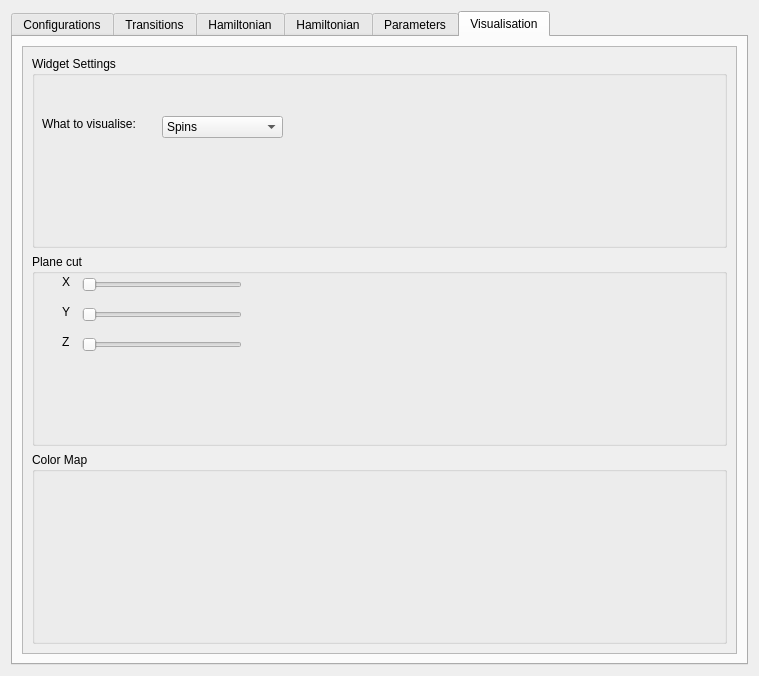
Old version of the form ui-qt/ui/SettingsWidget.ui in the repository spirit-code/spirit.
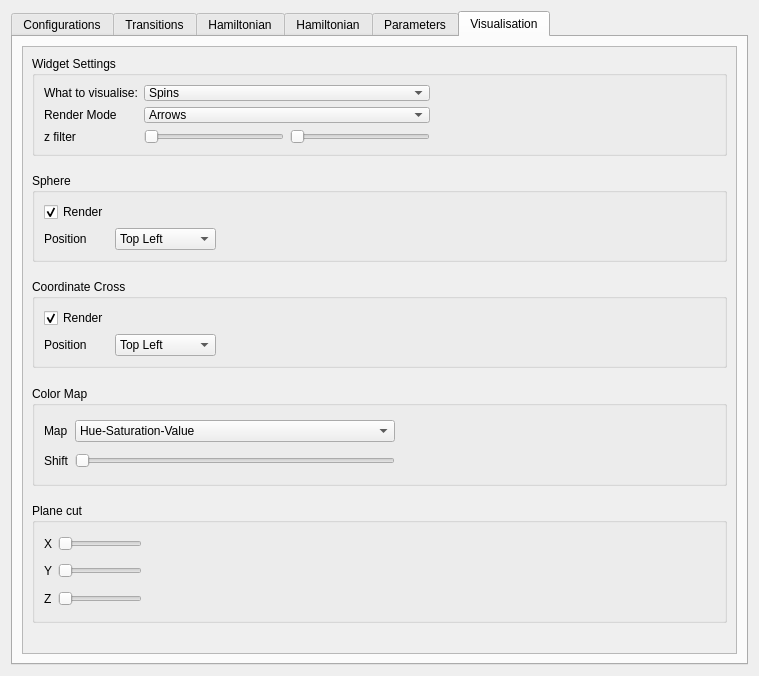
New version of the form. The open tabs and pages were chosen to show the change.

Commit message: Added daniel-master-thesis-isotropic.cfg. ui-qt: skyrmion is now set relative to system center and added setters for anisotropic hamiltonian (not yet connected). added setters for visualisation (not yet connected). Fix Exchange setter not being connected. Fix SPC Setter not properly catching unnormalisable vector (0,0,0).

Patch:
```diff
--- a/ui-qt/ui/SettingsWidget.ui
+++ b/ui-qt/ui/SettingsWidget.ui
@@ -2505,8 +2505,8 @@
            <rect>
             <x>0</x>
             <y>0</y>
-            <width>707</width>
-            <height>601</height>
+            <width>715</width>
+            <height>612</height>
            </rect>
           </property>
           <layout class="QVBoxLayout" name="verticalLayout_4">
@@ -2521,49 +2521,356 @@
              <property name="title">
               <string>Widget Settings</string>
              </property>
-             <widget class="QComboBox" name="comboBox_VisualisationSource">
-              <property name="geometry">
-               <rect>
-                <x>130</x>
-                <y>60</y>
-                <width>121</width>
-                <height>22</height>
-               </rect>
-              </property>
-              <property name="currentText">
-               <string>Spins</string>
-              </property>
-              <item>
-               <property name="text">
-                <string>Spins</string>
-               </property>
+             <layout class="QGridLayout" name="gridLayout_49">
+              <item row="0" column="6">
+               <spacer name="horizontalSpacer_38">
+                <property name="orientation">
+                 <enum>Qt::Horizontal</enum>
+                </property>
+                <property name="sizeHint" stdset="0">
+                 <size>
+                  <width>40</width>
+                  <height>20</height>
+                 </size>
+                </property>
+               </spacer>
               </item>
-              <item>
-               <property name="text">
-                <string>Effective Field</string>
-               </property>
+              <item row="2" column="0">
+               <widget class="QLabel" name="label_36">
+                <property name="text">
+                 <string>z filter</string>
+                </property>
+               </widget>
               </item>
-              <item>
-               <property name="text">
-                <string>External Magnetic Field</string>
-               </property>
+              <item row="1" column="5">
+               <widget class="QComboBox" name="comboBox">
+                <item>
+                 <property name="text">
+                  <string>Arrows</string>
+                 </property>
+                </item>
+                <item>
+                 <property name="text">
+                  <string>Surface</string>
+                 </property>
+                </item>
+                <item>
+                 <property name="text">
+                  <string>Sphere</string>
+                 </property>
+                </item>
+               </widget>
               </item>
-             </widget>
-             <widget class="QLabel" name="label_22">
-              <property name="geometry">
-               <rect>
-                <x>10</x>
-                <y>60</y>
-                <width>111</width>
-                <height>16</height>
-               </rect>
-              </property>
-              <property name="text">
-               <string>What to visualise:</string>
-              </property>
-             </widget>
+              <item row="0" column="0">
+               <widget class="QLabel" name="label_22">
+                <property name="text">
+                 <string>What to visualise:</string>
+                </property>
+               </widget>
+              </item>
+              <item row="0" column="5">
+               <widget class="QComboBox" name="comboBox_VisualisationSource">
+                <property name="currentText">
+                 <string>Spins</string>
+                </property>
+                <item>
+                 <property name="text">
+                  <string>Spins</string>
+                 </property>
+                </item>
+                <item>
+                 <property name="text">
+                  <string>Effective Field</string>
+                 </property>
+                </item>
+                <item>
+                 <property name="text">
+                  <string>External Magnetic Field</string>
+                 </property>
+                </item>
+               </widget>
+              </item>
+              <item row="1" column="0">
+               <widget class="QLabel" name="label_35">
+                <property name="text">
+                 <string>Render Mode</string>
+                </property>
+               </widget>
+              </item>
+              <item row="2" column="5">
+               <layout class="QGridLayout" name="gridLayout_51">
+                <item row="0" column="0">
+                 <widget class="QSlider" name="horizontalSlider_5">
+                  <property name="orientation">
+                   <enum>Qt::Horizontal</enum>
+                  </property>
+                 </widget>
+                </item>
+                <item row="0" column="1">
+                 <widget class="QSlider" name="horizontalSlider_4">
+                  <property name="orientation">
+                   <enum>Qt::Horizontal</enum>
+                  </property>
+                 </widget>
+                </item>
+               </layout>
+              </item>
+             </layout>
             </widget>
            </item>
+           <item>
+            <spacer name="verticalSpacer_13">
+             <property name="orientation">
+              <enum>Qt::Vertical</enum>
+             </property>
+             <property name="sizeType">
+              <enum>QSizePolicy::Maximum</enum>
+             </property>
+             <property name="sizeHint" stdset="0">
+              <size>
+               <width>20</width>
+               <height>30</height>
+              </size>
+             </property>
+            </spacer>
+           </item>
+           <item>
+            <widget class="QGroupBox" name="groupBox_9">
+             <property name="title">
+              <string>Sphere</string>
+             </property>
+             <layout class="QGridLayout" name="gridLayout_55">
+              <item row="0" column="0">
+               <widget class="QCheckBox" name="checkBox_4">
+                <property name="text">
+                 <string>Render</string>
+                </property>
+                <property name="checked">
+                 <bool>true</bool>
+                </property>
+               </widget>
+              </item>
+              <item row="1" column="0">
+               <widget class="QLabel" name="label_40">
+                <property name="text">
+                 <string>Position</string>
+                </property>
+               </widget>
+              </item>
+              <item row="1" column="1">
+               <widget class="QComboBox" name="comboBox_5">
+                <item>
+                 <property name="text">
+                  <string>Top Left</string>
+                 </property>
+                </item>
+                <item>
+                 <property name="text">
+                  <string>Bottom Left</string>
+                 </property>
+                </item>
+                <item>
+                 <property name="text">
+                  <string>Top Right</string>
+                 </property>
+                </item>
+                <item>
+                 <property name="text">
+                  <string>Bottom Right</string>
+                 </property>
+                </item>
+               </widget>
+              </item>
+              <item row="1" column="2">
+               <spacer name="horizontalSpacer_41">
+                <property name="orientation">
+                 <enum>Qt::Horizontal</enum>
+                </property>
+                <property name="sizeHint" stdset="0">
+                 <size>
+                  <width>40</width>
+                  <height>20</height>
+                 </size>
+                </property>
+               </spacer>
+              </item>
+             </layout>
+            </widget>
+           </item>
+           <item>
+            <spacer name="verticalSpacer_14">
+             <property name="orientation">
+              <enum>Qt::Vertical</enum>
+             </property>
+             <property name="sizeType">
+              <enum>QSizePolicy::Maximum</enum>
+             </property>
+             <property name="sizeHint" stdset="0">
+              <size>
+               <width>20</width>
+               <height>30</height>
+              </size>
+             </property>
+            </spacer>
+           </item>
+           <item>
+            <widget class="QGroupBox" name="groupBox_10">
+             <property name="title">
+              <string>Coordinate Cross</string>
+             </property>
+             <layout class="QGridLayout" name="gridLayout_54">
+              <item row="1" column="0">
+               <widget class="QLabel" name="label_39">
+                <property name="text">
+                 <string>Position</string>
+                </property>
+               </widget>
+              </item>
+              <item row="0" column="0">
+               <widget class="QCheckBox" name="checkBox_5">
+                <property name="text">
+                 <string>Render</string>
+                </property>
+                <property name="checked">
+                 <bool>true</bool>
+                </property>
+               </widget>
+              </item>
+              <item row="1" column="1">
+               <widget class="QComboBox" name="comboBox_4">
+                <item>
+                 <property name="text">
+                  <string>Top Left</string>
+                 </property>
+                </item>
+                <item>
+                 <property name="text">
+                  <string>Bottom Left</string>
+                 </property>
+                </item>
+                <item>
+                 <property name="text">
+                  <string>Top Right</string>
+                 </property>
+                </item>
+                <item>
+                 <property name="text">
+                  <string>Bottom Right</string>
+                 </property>
+                </item>
+               </widget>
+              </item>
+              <item row="1" column="2">
+               <spacer name="horizontalSpacer_42">
+                <property name="orientation">
+                 <enum>Qt::Horizontal</enum>
+                </property>
+                <property name="sizeHint" stdset="0">
+                 <size>
+                  <width>40</width>
+                  <height>20</height>
+                 </size>
+                </property>
+               </spacer>
+              </item>
+             </layout>
+            </widget>
+           </item>
+           <item>
+            <spacer name="verticalSpacer_8">
+             <property name="orientation">
+              <enum>Qt::Vertical</enum>
+             </property>
+             <property name="sizeType">
+              <enum>QSizePolicy::Maximum</enum>
+             </property>
+             <property name="sizeHint" stdset="0">
+              <size>
+               <width>20</width>
+               <height>30</height>
+              </size>
+             </property>
+            </spacer>
+           </item>
+           <item>
+            <widget class="QGroupBox" name="groupBox_2">
+             <property name="minimumSize">
+              <size>
+               <width>0</width>
+               <height>100</height>
+              </size>
+             </property>
+             <property name="title">
+              <string>Color Map</string>
+             </property>
+             <layout class="QGridLayout" name="gridLayout_52">
+              <item row="0" column="0">
+               <widget class="QLabel" name="label_37">
+                <property name="text">
+                 <string>Map</string>
+                </property>
+               </widget>
+              </item>
+              <item row="1" column="0">
+               <widget class="QLabel" name="label_38">
+                <property name="text">
+                 <string>Shift</string>
+                </property>
+               </widget>
+              </item>
+              <item row="0" column="4">
+               <spacer name="horizontalSpacer_39">
+                <property name="orientation">
+                 <enum>Qt::Horizontal</enum>
+                </property>
+                <property name="sizeHint" stdset="0">
+                 <size>
+                  <width>40</width>
+                  <height>20</height>
+                 </size>
+                </property>
+               </spacer>
+              </item>
+              <item row="1" column="1">
+               <widget class="QSlider" name="horizontalSlider_6">
+                <property name="orientation">
+                 <enum>Qt::Horizontal</enum>
+                </property>
+               </widget>
+              </item>
+              <item row="0" column="1">
+               <widget class="QComboBox" name="comboBox_2">
+                <item>
+                 <property name="text">
+                  <string>Hue-Saturation-Value</string>
+                 </property>
+                </item>
+                <item>
+                 <property name="text">
+                  <string>Z-Component: Red-Blue</string>
+                 </property>
+                </item>
+               </widget>
+              </item>
+             </layout>
+            </widget>
+           </item>
+           <item>
+            <spacer name="verticalSpacer_12">
+             <property name="orientation">
+              <enum>Qt::Vertical</enum>
+             </property>
+             <property name="sizeType">
+              <enum>QSizePolicy::Maximum</enum>
+             </property>
+             <property name="sizeHint" stdset="0">
+              <size>
+               <width>20</width>
+               <height>30</height>
+              </size>
+             </property>
+            </spacer>
+           </item>
            <item>
             <widget class="QGroupBox" name="groupBox">
              <property name="minimumSize">
@@ -2575,98 +2882,77 @@
              <property name="title">
               <string>Plane cut</string>
              </property>
-             <widget class="QSlider" name="horizontalSlider">
-              <property name="geometry">
-               <rect>
-                <x>50</x>
-                <y>20</y>
-                <width>160</width>
-                <height>22</height>
-               </rect>
-              </property>
-              <property name="orientation">
-               <enum>Qt::Horizontal</enum>
-              </property>
-             </widget>
-             <widget class="QSlider" name="horizontalSlider_2">
-              <property name="geometry">
-               <rect>
-                <x>50</x>
-                <y>50</y>
-                <width>160</width>
-                <height>22</height>
-               </rect>
-              </property>
-              <property name="orientation">
-               <enum>Qt::Horizontal</enum>
-              </property>
-             </widget>
-             <widget class="QSlider" name="horizontalSlider_3">
-              <property name="geometry">
-               <rect>
-                <x>50</x>
-                <y>80</y>
-                <width>160</width>
-                <height>22</height>
-               </rect>
-              </property>
-              <property name="orientation">
-               <enum>Qt::Horizontal</enum>
-              </property>
-             </widget>
-             <widget class="QLabel" name="label_5">
-              <property name="geometry">
-               <rect>
-                <x>30</x>
-                <y>20</y>
-                <width>16</width>
-                <height>16</height>
-               </rect>
-              </property>
-              <property name="text">
-               <string>X</string>
-              </property>
-             </widget>
-             <widget class="QLabel" name="label_6">
-              <property name="geometry">
-               <rect>
-                <x>30</x>
-                <y>50</y>
-                <width>16</width>
-                <height>16</height>
-               </rect>
-              </property>
-              <property name="text">
-               <string>Y</string>
-              </property>
-             </widget>
-             <widget class="QLabel" name="label_7">
-              <property name="geometry">
-               <rect>
-                <x>30</x>
-                <y>80</y>
-                <width>16</width>
-                <height>16</height>
-               </rect>
-              </property>
-              <property name="text">
-               <string>Z</string>
-              </property>
-             </widget>
+             <layout class="QGridLayout" name="gridLayout_53">
+              <item row="1" column="1" colspan="2">
+               <widget class="QSlider" name="horizontalSlider_2">
+                <property name="orientation">
+                 <enum>Qt::Horizontal</enum>
+                </property>
+               </widget>
+              </item>
+              <item row="2" column="0">
+               <widget class="QLabel" name="label_7">
+                <property name="text">
+                 <string>Z</string>
+                </property>
+               </widget>
+              </item>
+              <item row="0" column="0">
+               <widget class="QLabel" name="label_5">
+                <property name="text">
+                 <string>X</string>
+                </property>
+               </widget>
+              </item>
+              <item row="0" column="1" colspan="2">
+               <widget class="QSlider" name="horizontalSlider">
+                <property name="orientation">
+                 <enum>Qt::Horizontal</enum>
+                </property>
+               </widget>
+              </item>
+              <item row="1" column="0">
+               <widget class="QLabel" name="label_6">
+                <property name="text">
+                 <string>Y</string>
+                </property>
+               </widget>
+              </item>
+              <item row="1" column="3">
+               <spacer name="horizontalSpacer_40">
+                <property name="orientation">
+                 <enum>Qt::Horizontal</enum>
+                </property>
+                <property name="sizeHint" stdset="0">
+                 <size>
+                  <width>40</width>
+                  <height>20</height>
+                 </size>
+                </property>
+               </spacer>
+              </item>
+              <item row="2" column="1" colspan="2">
+               <widget class="QSlider" name="horizontalSlider_3">
+                <property name="orientation">
+                 <enum>Qt::Horizontal</enum>
+                </property>
+               </widget>
+              </item>
+             </layout>
             </widget>
            </item>
            <item>
-            <widget class="QGroupBox" name="groupBox_2">
-             <property name="minimumSize">
+            <spacer name="verticalSpacer_11">
+             <property name="orientation">
+              <enum>Qt::Vertical</enum>
+             </property>
+             <property name="sizeHint" stdset="0">
               <size>
-               <width>0</width>
-               <height>100</height>
+               <width>20</width>
+               <height>40</height>
               </size>
              </property>
-             <property name="title">
-              <string>Color Map</string>
-             </property>
-            </widget>
+            </spacer>
            </item>
           </layout>
          </widget>
```
Left out of the diff: 305 changed lines with no effect on the pictures. The commit also changes 2 other files.
